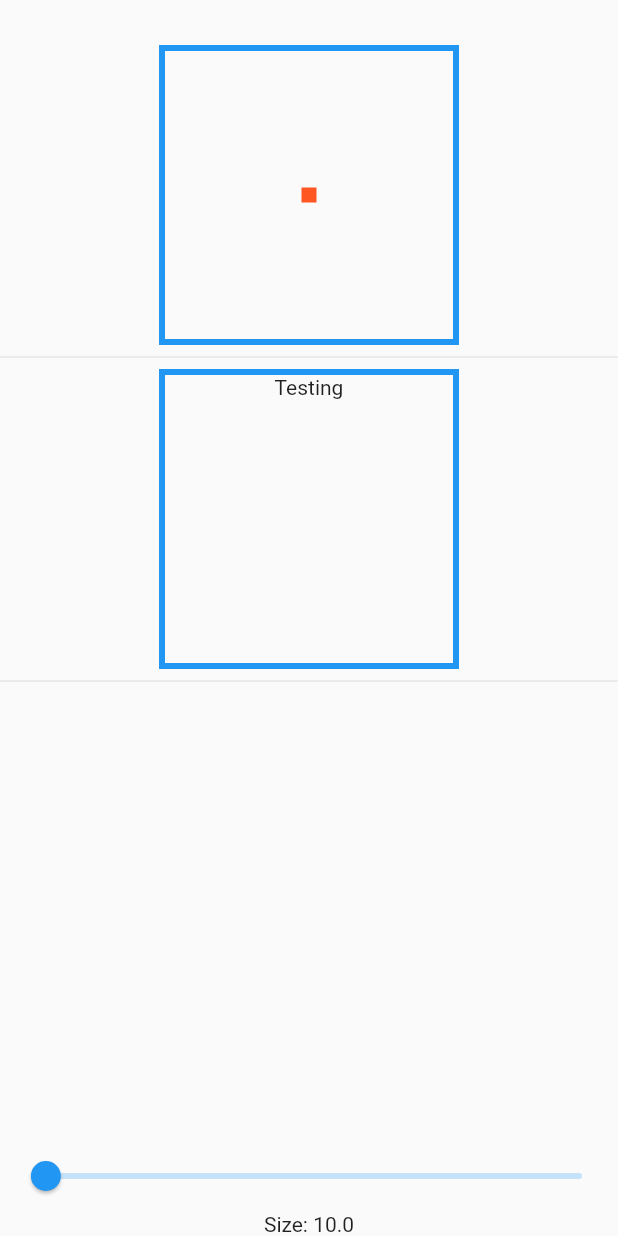
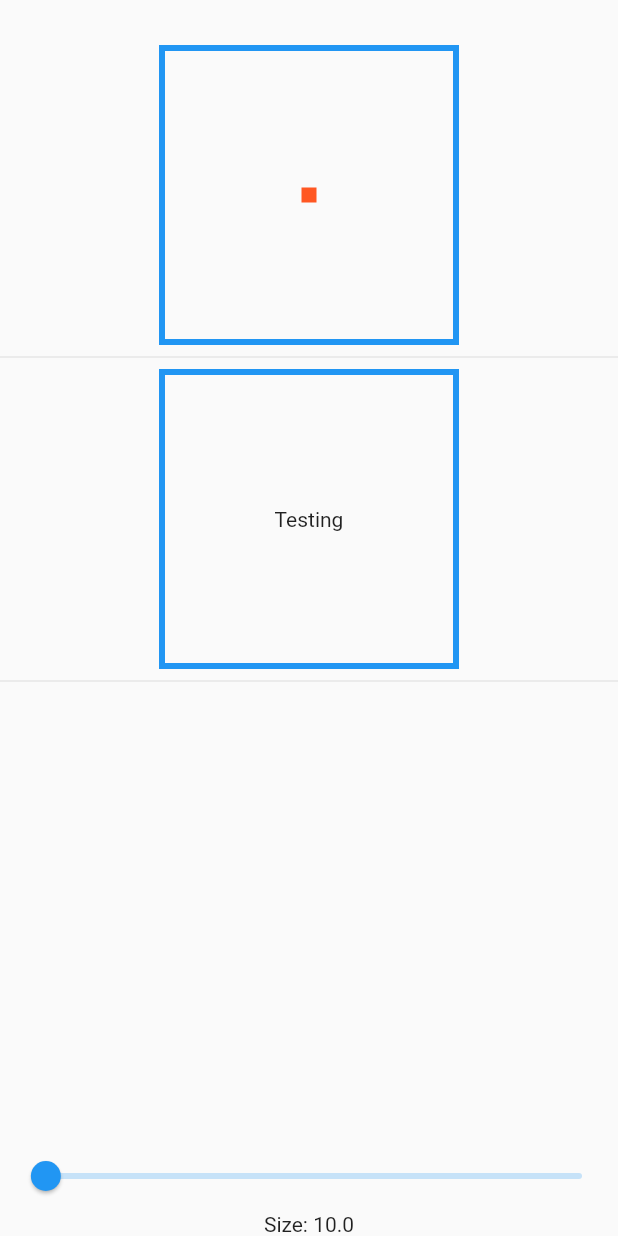
Before and after one commit to gspencergoog/test_widget, a Flutter app: the screen it shows after launch, on a phone screen of 412 x 824 dp. Run offline on Flutter 3.47's test engine with Material 2 defaults, Android fonts, the phone set to English and light mode, and no system bars.

Commit message:
Updating examples

```diff
--- a/lib/unconstrained.dart
+++ b/lib/unconstrained.dart
@@ -1,4 +1,5 @@
 import 'package:flutter/material.dart';
+import 'package:flutter/rendering.dart';
 
 void main() {
   runApp(new MyApp());
@@ -31,6 +32,7 @@ class _MyHomePageState extends State<MyHomePage> {
   double _size = 10.0;
   @override
   Widget build(BuildContext context) {
+    debugPaintSizeEnabled = true;
     return new DefaultTextStyle(
       style: new TextStyle(
           color: Colors.white, fontSize: 14.0, fontFamily: 'Roboto', fontStyle: FontStyle.normal),
@@ -43,6 +45,7 @@ class _MyHomePageState extends State<MyHomePage> {
             child: new ConstrainedBox(
               constraints: new BoxConstraints(maxWidth: 200.0, maxHeight: 200.0),
               child: new UnconstrainedBox(
+                alignment: AlignmentDirectional.center,
                 child: new Container(
                   decoration: new BoxDecoration(color: Colors.deepOrange),
                   width: _size,
@@ -55,13 +58,13 @@ class _MyHomePageState extends State<MyHomePage> {
           new Container(
             decoration: new BoxDecoration(border: new Border.all(color: Colors.blue, width: 4.0)),
             constraints: new BoxConstraints.tight(const Size.fromRadius(100.0)),
-            child: new Column(
-              children: <Widget>[
+            child:
                 new UnconstrainedBox(
+                  alignment: AlignmentDirectional.center,
                   child: new Text("Testing", textScaleFactor: _size/10.0),
                 ),
-              ],
-            ),
+
+
           ),
           new Divider(),
           new Flexible(child: new Container()),
```
Also changed, not shown: lib/border_animations.dart (+4 -4 lines).
